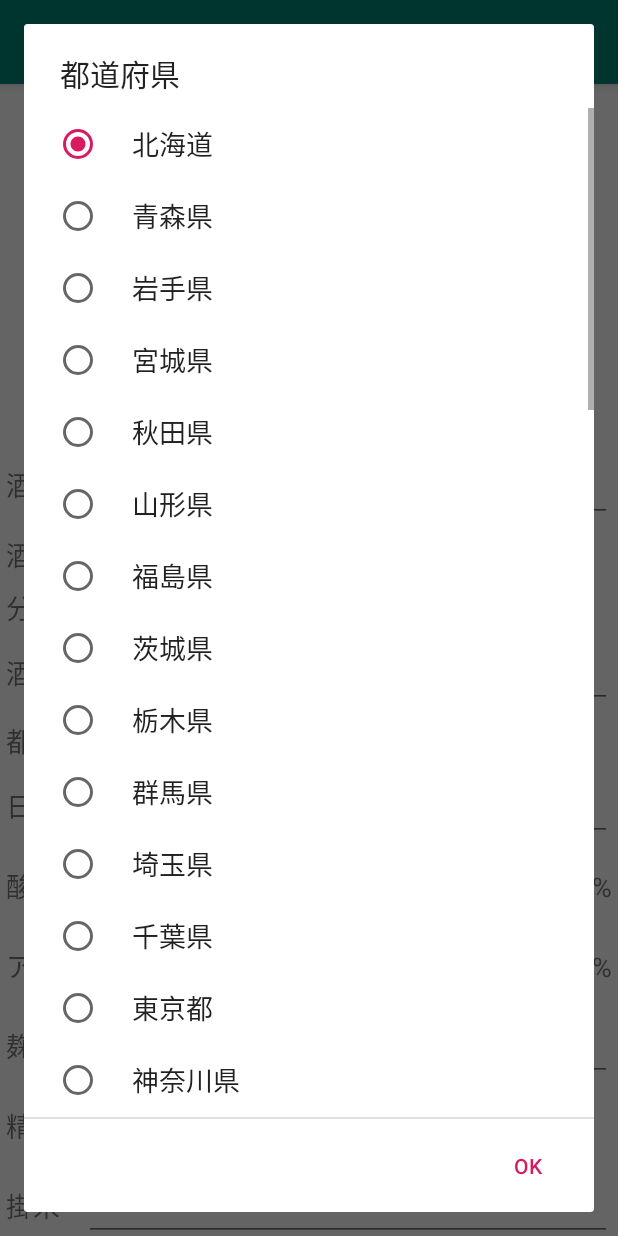
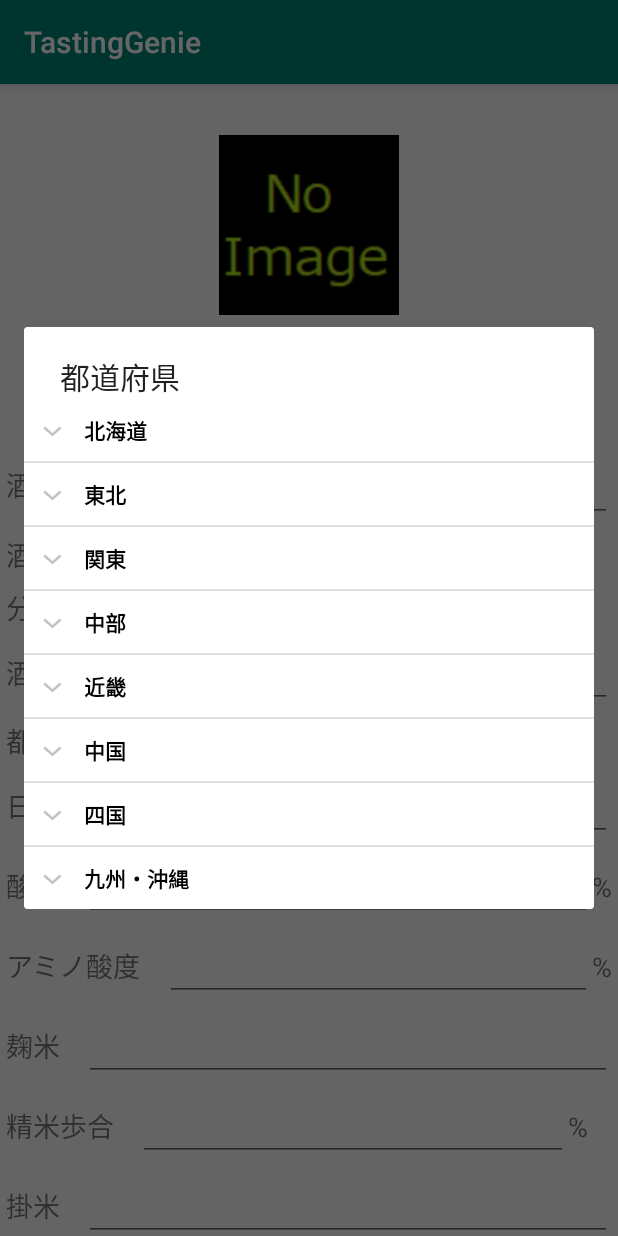
Before and after one commit to pyth0n14n/TastingGenie, an Android app: the fragment SakeInformationFragment placed in its activity, after a tap on an icon or button, on a phone screen of 412 x 824 dp. Run offline under Robolectric (Android 15) with nearby library versions, the phone set to English and light mode, and no system bars; libraries missing offline, so code that uses them is left out: org.jetbrains.anko; 9 statements that could not run were skipped; 3 other taps on this screen came first.

Commit message:
都道府県の選択をExpandableListviewに変更した

```diff
--- a/app/src/main/java/psycho/mountain/tastinggenie/SakeInformationFragment.kt
+++ b/app/src/main/java/psycho/mountain/tastinggenie/SakeInformationFragment.kt
@@ -14,9 +14,12 @@ import android.widget.*
 import kotlinx.android.synthetic.main.fragment_sake_information.*
 import org.jetbrains.anko.sdk27.coroutines.onFocusChange
 import psycho.mountain.tastinggenie.database.SakeList
+import psycho.mountain.tastinggenie.listview.CustomExpandableListAdapter
 import psycho.mountain.tastinggenie.utility.*
 import java.lang.NullPointerException
 import java.lang.NumberFormatException
+import java.util.ArrayList
+import java.util.HashMap
 
 class SakeInformationFragment : Fragment() {
 
@@ -300,31 +303,34 @@ class SakeInformationFragment : Fragment() {
     }
 
     private fun dialogSakePrefecture(context : Context) {
-        val prefectureList : Array<String> = arrayOf(
-            "北海道", // 北海道
-            "青森県", "岩手県", "宮城県", "秋田県", "山形県", "福島県", // 東北
-            "茨城県", "栃木県", "群馬県", "埼玉県", "千葉県", "東京都", "神奈川県", // 関東
-            "新潟県", "富山県", "石川県", "福井県", "山梨県", "長野県", "岐阜県", "静岡県", "愛知県", // 中部
-            "三重県", "滋賀県", "京都府", "大阪府", "兵庫県", "奈良県", "和歌山県", // 近畿
-            "鳥取県", "島根県", "岡山県", "広島県", "山口県", // 中国
-            "徳島県", "香川県", "愛媛県", "高知県", // 四国
-            "福岡県", "佐賀県", "長崎県", "熊本県", "大分県", "宮崎県", "鹿児島県", "沖縄県" // 九州・沖縄
-        )
+        val listData = LinkedHashMap<String, List<String>>()
 
-        // 選択されていた値を取り出し
-        var pref : Int = prefectureList.indexOf(sake_information_prefecture.text)
-        if (pref < 0) { pref = 0}
+        listData["北海道"] = arrayListOf("北海道")
+        listData["東北"] = arrayListOf("青森県", "岩手県", "宮城県", "秋田県", "山形県", "福島県")
+        listData["関東"] = arrayListOf("茨城県", "栃木県", "群馬県", "埼玉県", "千葉県", "東京都", "神奈川県")
+        listData["中部"] = arrayListOf("新潟県", "富山県", "石川県", "福井県", "山梨県", "長野県", "岐阜県", "静岡県", "愛知県")
+        listData["近畿"] = arrayListOf("三重県", "滋賀県", "京都府", "大阪府", "兵庫県", "奈良県", "和歌山県")
+        listData["中国"] = arrayListOf("鳥取県", "島根県", "岡山県", "広島県", "山口県")
+        listData["四国"] = arrayListOf("徳島県", "香川県", "愛媛県", "高知県")
+        listData["九州・沖縄"] = arrayListOf("福岡県", "佐賀県", "長崎県", "熊本県", "大分県", "宮崎県", "鹿児島県", "沖縄県")
+
+
+        val view = ExpandableListView(context)
+        val titleList: ArrayList<String> = ArrayList(listData.keys)
+        val adapter = CustomExpandableListAdapter(context, titleList, listData)
 
         val dialog = AlertDialog.Builder(context)
             .setTitle(R.string.sake_prefecture)
-            .setSingleChoiceItems(prefectureList, pref) { _, which ->
-                pref = which
-            }
-            .setPositiveButton("OK") { _, _ ->
-                sake_information_prefecture.text = prefectureList[pref]
-            }
-            .show()
+            .setView(view)
+            .create()
+
+        view.setAdapter(adapter)
+        view.setOnChildClickListener { _, _, groupPosition, childPosition, _ ->
+            sake_information_prefecture.text = listData[titleList[groupPosition]]!!.get(childPosition)
+            dialog.dismiss()
+            true
+        }
+        dialog.show()
     }
 
-
 }
--- /dev/null
+++ b/app/src/main/java/psycho/mountain/tastinggenie/listview/CustomExpandableListAdapter.kt
@@ -0,0 +1,76 @@
+package psycho.mountain.tastinggenie.listview
+
+import android.content.Context
+import android.graphics.Typeface
+import android.view.LayoutInflater
+import android.view.View
+import android.view.ViewGroup
+import android.widget.BaseExpandableListAdapter
+import android.widget.TextView
+import psycho.mountain.tastinggenie.R
+
+
+class CustomExpandableListAdapter internal constructor(private val context: Context, private val titleList: List<String>, private val dataList: HashMap<String, List<String>>) : BaseExpandableListAdapter() {
+
+    public fun setRadio(listPosition: Int, expandedListPosition: Int) {
+
+    }
+
+    override fun getChild(listPosition: Int, expandedListPosition: Int): Any {
+        return this.dataList[this.titleList[listPosition]]!![expandedListPosition]
+    }
+
+    override fun getChildId(listPosition: Int, expandedListPosition: Int): Long {
+        return expandedListPosition.toLong()
+    }
+
+    override fun getChildView(listPosition: Int, expandedListPosition: Int, isLastChild: Boolean, convertView: View?, parent: ViewGroup): View {
+        var convertView = convertView
+        val expandedListText = getChild(listPosition, expandedListPosition) as String
+        if (convertView == null) {
+            val layoutInflater = this.context.getSystemService(Context.LAYOUT_INFLATER_SERVICE) as LayoutInflater
+            convertView = layoutInflater.inflate(R.layout.list_item, null)
+        }
+        val expandedListTextView = convertView!!.findViewById<TextView>(R.id.expandedListItem)
+        expandedListTextView.text = expandedListText
+        return convertView
+    }
+
+    override fun getChildrenCount(listPosition: Int): Int {
+        return this.dataList[this.titleList[listPosition]]!!.size
+    }
+
+    override fun getGroup(listPosition: Int): Any {
+        return this.titleList[listPosition]
+    }
+
+    override fun getGroupCount(): Int {
+        return this.titleList.size
+    }
+
+    override fun getGroupId(listPosition: Int): Long {
+        return listPosition.toLong()
+    }
+
+    override fun getGroupView(listPosition: Int, isExpanded: Boolean, convertView: View?, parent: ViewGroup): View {
+        var convertView = convertView
+        val listTitle = getGroup(listPosition) as String
+        if (convertView == null) {
+            val layoutInflater = this.context.getSystemService(Context.LAYOUT_INFLATER_SERVICE) as LayoutInflater
+            convertView = layoutInflater.inflate(R.layout.list_group, null)
+        }
+        val listTitleTextView = convertView!!.findViewById<TextView>(R.id.listTitle)
+        listTitleTextView.setTypeface(null, Typeface.BOLD)
+        listTitleTextView.text = listTitle
+        return convertView
+    }
+
+    override fun hasStableIds(): Boolean {
+        return false
+    }
+
+    override fun isChildSelectable(listPosition: Int, expandedListPosition: Int): Boolean {
+        return true
+    }
+
+}
--- /dev/null
+++ b/app/src/main/res/layout/list_group.xml
@@ -0,0 +1,14 @@
+<?xml version="1.0" encoding="utf-8"?>
+<LinearLayout
+        xmlns:android="http://schemas.android.com/apk/res/android"
+        android:layout_width="match_parent" android:layout_height="match_parent">
+
+    <TextView
+            android:id="@+id/listTitle"
+            android:layout_width="match_parent"
+            android:layout_height="wrap_content"
+            android:paddingBottom="10dp"
+            android:paddingLeft="?android:attr/expandableListPreferredItemPaddingLeft"
+            android:paddingTop="10dp"
+            android:textColor="@android:color/black"/>
+</LinearLayout>
--- a/app/src/main/res/values/strings.xml
+++ b/app/src/main/res/values/strings.xml
@@ -69,6 +69,7 @@
     <string name="yen">円</string>
     <string name="ml">ml</string>
     <string name="label_scent_intensity">強さ</string>
+    <string name="OK">OK</string>
 
 
 </resources>
```
Also changed, not shown: app/src/main/res/layout/list_item.xml (added, +16 -0 lines).
